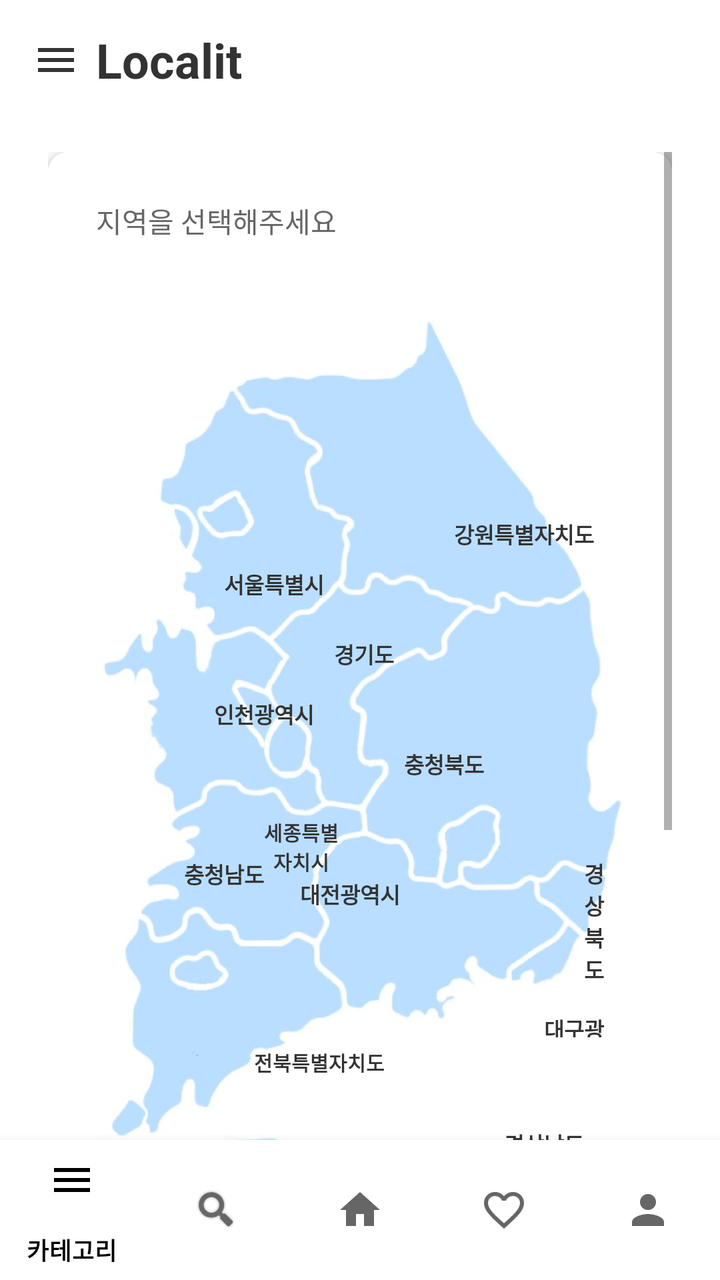
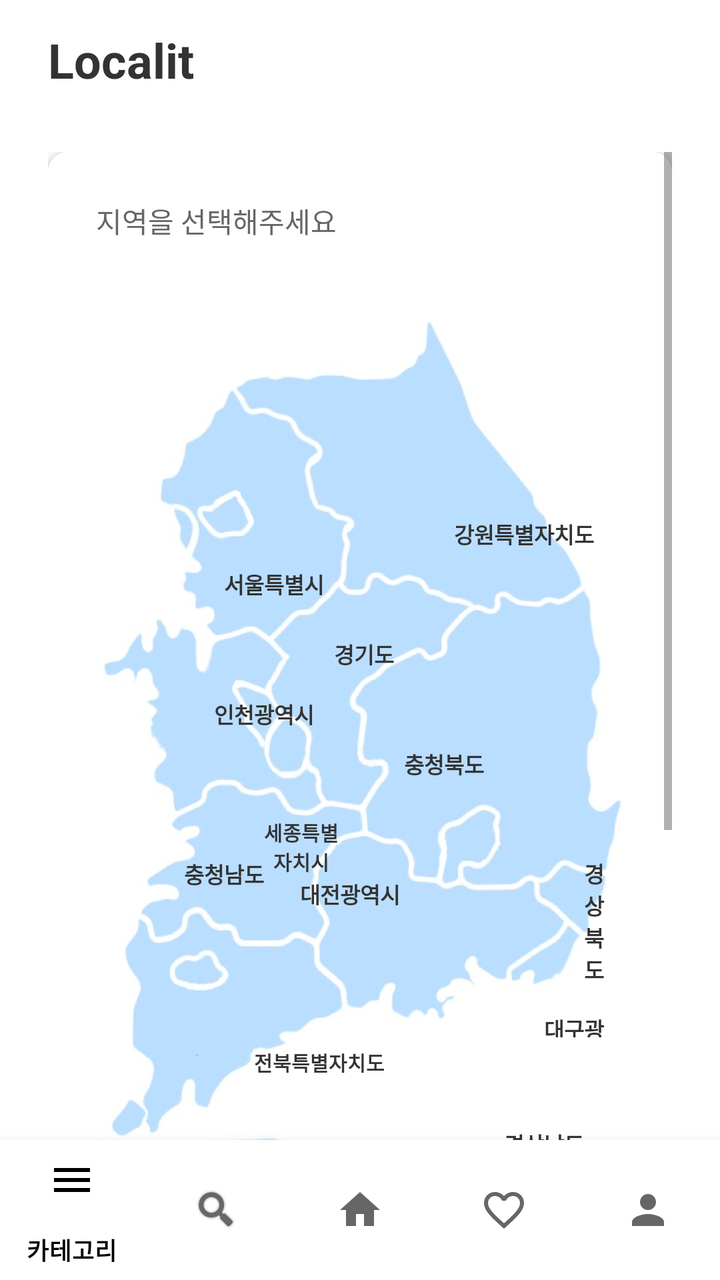

An Android layout rendered at two revisions. The XML below is the earlier revision; the diff shows what the commit changed to produce the second picture.
<!-- AndroidManifest.xml: application theme Theme.Localit -->
<!-- res/layout/activity_main.xml -->
<?xml version="1.0" encoding="utf-8"?>
<androidx.constraintlayout.widget.ConstraintLayout xmlns:android="http://schemas.android.com/apk/res/android"
    xmlns:app="http://schemas.android.com/apk/res-auto"
    xmlns:tools="http://schemas.android.com/tools"
    android:id="@+id/container"
    android:layout_width="match_parent"
    android:layout_height="match_parent"
    tools:context=".MainActivity">

    
    <LinearLayout
        android:id="@+id/topBar"
        android:layout_width="match_parent"
        android:layout_height="60dp"
        android:background="#FFFFFF"
        android:orientation="horizontal"
        android:gravity="center_vertical"
        android:paddingLeft="16dp"
        android:paddingRight="16dp"
        app:layout_constraintTop_toTopOf="parent"
        app:layout_constraintStart_toStartOf="parent"
        app:layout_constraintEnd_toEndOf="parent">

        <ImageView
            android:id="@+id/btnMenu"
            android:layout_width="24dp"
            android:layout_height="24dp"
            android:src="@drawable/ic_menu"
            android:background="?attr/selectableItemBackgroundBorderless"
            android:clickable="true"
            android:focusable="true" />

        <TextView
            android:layout_width="wrap_content"
            android:layout_height="wrap_content"
            android:layout_marginStart="8dp"
            android:text="Localit"
            android:textSize="24sp"
            android:textStyle="bold"
            android:textColor="#333333" />

    </LinearLayout>

    
    <ScrollView
        android:id="@+id/mainScrollView"
        android:layout_width="0dp"
        android:layout_height="0dp"
        android:fillViewport="true"
        android:paddingLeft="24dp"
        android:paddingTop="16dp"
        android:paddingRight="24dp"
        app:layout_constraintTop_toBottomOf="@id/topBar"
        app:layout_constraintBottom_toTopOf="@id/nav_view"
        app:layout_constraintStart_toStartOf="parent"
        app:layout_constraintEnd_toEndOf="parent">

        <LinearLayout
            android:layout_width="match_parent"
            android:layout_height="wrap_content"
            android:background="@color/white"
            android:orientation="vertical">


            <androidx.cardview.widget.CardView
                android:layout_width="match_parent"
                android:layout_height="wrap_content"
                android:layout_marginBottom="32dp"
                app:cardCornerRadius="10dp"
                app:cardElevation="4dp">

                <LinearLayout
                    android:layout_width="match_parent"
                    android:layout_height="match_parent"
                    android:background="#FFFFFF"
                    android:orientation="vertical"
                    android:padding="24dp">

                    <TextView
                        android:layout_width="wrap_content"
                        android:layout_height="wrap_content"
                        android:layout_marginBottom="24dp"
                        android:text="지역을 선택해주세요"
                        android:textColor="#666666"
                        android:textSize="14sp" />

                    
                    <FrameLayout
                        android:layout_width="match_parent"
                        android:layout_height="wrap_content"
                        android:background="#FFFFFF">

                        <ImageView
                            android:id="@+id/mapKorea"
                            android:layout_width="match_parent"
                            android:layout_height="match_parent"
                            android:adjustViewBounds="true"
                            android:scaleType="fitCenter"
                            android:src="@drawable/korea_map" />

                        
                        <TextView
                            android:id="@+id/textGangwon"
                            android:layout_width="wrap_content"
                            android:layout_height="wrap_content"
                            android:layout_marginLeft="175dp"
                            android:layout_marginTop="110dp"
                            android:background="@drawable/region_text_bg"
                            android:clickable="true"
                            android:focusable="true"
                            android:padding="4dp"
                            android:text="강원특별자치도"
                            android:textColor="#333333"
                            android:textSize="11sp"
                            android:textStyle="bold" />

                        <TextView
                            android:id="@+id/textIncheon"
                            android:layout_width="wrap_content"
                            android:layout_height="wrap_content"
                            android:layout_marginLeft="55dp"
                            android:layout_marginTop="200dp"
                            android:background="@drawable/region_text_bg"
                            android:clickable="true"
                            android:focusable="true"
                            android:padding="4dp"
                            android:text="인천광역시"
                            android:textColor="#333333"
                            android:textSize="11sp"
                            android:textStyle="bold" />

                        <TextView
                            android:id="@+id/textGyeonggi"
                            android:layout_width="wrap_content"
                            android:layout_height="wrap_content"
                            android:layout_marginLeft="115dp"
                            android:layout_marginTop="170dp"
                            android:background="@drawable/region_text_bg"
                            android:clickable="true"
                            android:focusable="true"
                            android:padding="4dp"
                            android:text="경기도"
                            android:textColor="#333333"
                            android:textSize="11sp"
                            android:textStyle="bold" />

                        <TextView
                            android:id="@+id/textChungbuk"
                            android:layout_width="wrap_content"
                            android:layout_height="wrap_content"
                            android:layout_marginLeft="150dp"
                            android:layout_marginTop="225dp"
                            android:background="@drawable/region_text_bg"
                            android:clickable="true"
                            android:focusable="true"
                            android:padding="4dp"
                            android:text="충청북도"
                            android:textColor="#333333"
                            android:textSize="11sp"
                            android:textStyle="bold" />

                        <TextView
                            android:id="@+id/textSejong"
                            android:layout_width="wrap_content"
                            android:layout_height="wrap_content"
                            android:layout_marginLeft="80dp"
                            android:layout_marginTop="260dp"
                            android:background="@drawable/region_text_bg"
                            android:clickable="true"
                            android:focusable="true"
                            android:gravity="center"
                            android:padding="4dp"
                            android:text="세종특별\n자치시"
                            android:textColor="#333333"
                            android:textSize="10sp"
                            android:textStyle="bold" />

                        <TextView
                            android:id="@+id/textChungnam"
                            android:layout_width="wrap_content"
                            android:layout_height="wrap_content"
                            android:layout_marginLeft="40dp"
                            android:layout_marginTop="280dp"
                            android:background="@drawable/region_text_bg"
                            android:clickable="true"
                            android:focusable="true"
                            android:padding="4dp"
                            android:text="충청남도"
                            android:textColor="#333333"
                            android:textSize="11sp"
                            android:textStyle="bold" />

                        <TextView
                            android:id="@+id/textDaejeon"
                            android:layout_width="wrap_content"
                            android:layout_height="wrap_content"
                            android:layout_marginLeft="98dp"
                            android:layout_marginTop="290dp"
                            android:background="@drawable/region_text_bg"
                            android:clickable="true"
                            android:focusable="true"
                            android:padding="4dp"
                            android:text="대전광역시"
                            android:textColor="#333333"
                            android:textSize="11sp"
                            android:textStyle="bold" />

                        <TextView
                            android:id="@+id/textGyeongbuk"
                            android:layout_width="wrap_content"
                            android:layout_height="wrap_content"
                            android:layout_marginLeft="240dp"
                            android:layout_marginTop="280dp"
                            android:background="@drawable/region_text_bg"
                            android:clickable="true"
                            android:focusable="true"
                            android:padding="4dp"
                            android:text="경상북도"
                            android:textColor="#333333"
                            android:textSize="11sp"
                            android:textStyle="bold" />

                        <TextView
                            android:id="@+id/textDaegu"
                            android:layout_width="wrap_content"
                            android:layout_height="20dp"
                            android:layout_marginLeft="220dp"
                            android:layout_marginTop="358dp"
                            android:background="@drawable/region_text_bg"
                            android:clickable="true"
                            android:focusable="true"
                            android:padding="4dp"
                            android:text="대구광역시"
                            android:textColor="#333333"
                            android:textSize="11sp"
                            android:textStyle="bold" />

                        <TextView
                            android:id="@+id/textUlsan"
                            android:layout_width="74dp"
                            android:layout_height="wrap_content"
                            android:layout_marginLeft="295dp"
                            android:layout_marginTop="395dp"
                            android:background="@drawable/region_text_bg"
                            android:clickable="true"
                            android:focusable="true"
                            android:padding="4dp"
                            android:text="울산광역시"
                            android:textColor="#333333"
                            android:textSize="11sp"
                            android:textStyle="bold" />

                        <TextView
                            android:id="@+id/textBusan"
                            android:layout_width="wrap_content"
                            android:layout_height="41dp"
                            android:layout_marginLeft="270dp"
                            android:layout_marginTop="435dp"
                            android:background="@drawable/region_text_bg"
                            android:clickable="true"
                            android:focusable="true"
                            android:padding="4dp"
                            android:text="부산광역시"
                            android:textColor="#333333"
                            android:textSize="11sp"
                            android:textStyle="bold" />

                        <TextView
                            android:id="@+id/textGyeongnam"
                            android:layout_width="wrap_content"
                            android:layout_height="wrap_content"
                            android:layout_marginLeft="200dp"
                            android:layout_marginTop="415dp"
                            android:background="@drawable/region_text_bg"
                            android:clickable="true"
                            android:focusable="true"
                            android:padding="4dp"
                            android:text="경상남도"
                            android:textColor="#333333"
                            android:textSize="11sp"
                            android:textStyle="bold" />

                        <TextView
                            android:id="@+id/textJeonbuk"
                            android:layout_width="wrap_content"
                            android:layout_height="wrap_content"
                            android:layout_marginLeft="75dp"
                            android:layout_marginTop="375dp"
                            android:background="@drawable/region_text_bg"
                            android:clickable="true"
                            android:focusable="true"
                            android:padding="4dp"
                            android:text="전북특별자치도"
                            android:textColor="#333333"
                            android:textSize="10sp"
                            android:textStyle="bold" />

                        <TextView
                            android:id="@+id/textGwangju"
                            android:layout_width="wrap_content"
                            android:layout_height="wrap_content"
                            android:layout_marginLeft="45dp"
                            android:layout_marginTop="445dp"
                            android:background="@drawable/region_text_bg"
                            android:clickable="true"
                            android:focusable="true"
                            android:padding="4dp"
                            android:text="광주광역시"
                            android:textColor="#333333"
                            android:textSize="11sp"
                            android:textStyle="bold" />

                        <TextView
                            android:id="@+id/textJeonnam"
                            android:layout_width="wrap_content"
                            android:layout_height="wrap_content"
                            android:layout_marginLeft="70dp"
                            android:layout_marginTop="480dp"
                            android:background="@drawable/region_text_bg"
                            android:clickable="true"
                            android:focusable="true"
                            android:padding="4dp"
                            android:text="전라남도"
                            android:textColor="#333333"
                            android:textSize="11sp"
                            android:textStyle="bold" />

                        <TextView
                            android:id="@+id/textJeju"
                            android:layout_width="wrap_content"
                            android:layout_height="wrap_content"
                            android:layout_marginLeft="58dp"
                            android:layout_marginTop="580dp"
                            android:background="@drawable/region_text_bg"
                            android:clickable="true"
                            android:focusable="true"
                            android:padding="4dp"
                            android:text="제주특별자치도"
                            android:textColor="#333333"
                            android:textSize="10sp"
                            android:textStyle="bold" />

                        <TextView
                            android:id="@+id/textSeoul"
                            android:layout_width="wrap_content"
                            android:layout_height="wrap_content"
                            android:layout_marginLeft="60dp"
                            android:layout_marginTop="135dp"
                            android:background="@drawable/region_text_bg"
                            android:clickable="true"
                            android:focusable="true"
                            android:padding="4dp"
                            android:text="서울특별시"
                            android:textColor="#333333"
                            android:textSize="11sp"
                            android:textStyle="bold" />

                    </FrameLayout>
                </LinearLayout>
            </androidx.cardview.widget.CardView>
        </LinearLayout>
    </ScrollView>

    
    <com.google.android.material.bottomnavigation.BottomNavigationView
        android:id="@+id/nav_view"
        android:layout_width="wrap_content"
        android:layout_height="70dp"
        android:background="?android:attr/windowBackground"
        app:layout_constraintBottom_toBottomOf="parent"
        app:layout_constraintEnd_toEndOf="parent"
        app:layout_constraintStart_toStartOf="parent"
        app:menu="@menu/bottom_nav_menu" />

</androidx.constraintlayout.widget.ConstraintLayout>
<!-- resources referenced by this layout -->
<resources>
  <color name="white">#FFFFFF</color>
  <!-- drawable ic_menu (drawable) -->
  <?xml version="1.0" encoding="utf-8"?>
  <vector xmlns:android="http://schemas.android.com/apk/res/android"
      android:width="24dp"
      android:height="24dp"
      android:viewportWidth="24"
      android:viewportHeight="24">
      <path
          android:fillColor="#333333"
          android:pathData="M3,6h18v2H3V6zM3,11h18v2H3V11zM3,16h18v2H3V16z" />
  </vector>
  <!-- drawable korea_map: jpg bitmap (drawable, 39764 bytes) -->
  <!-- drawable region_text_bg (drawable) -->
  <?xml version="1.0" encoding="utf-8"?>
  <selector xmlns:android="http://schemas.android.com/apk/res/android">
  
  </selector>
  <style name="Theme.Localit" parent="Theme.MaterialComponents.DayNight.NoActionBar">
          
          <item name="colorPrimary">#000000</item> 
  
          <item name="colorPrimaryVariant">#6B8E6B</item>
          <item name="colorOnPrimary">#333333</item>
      </style>
</resources>

<!-- the commit's change to res/layout/activity_main.xml (unified diff, before → after) -->
@@ -21,15 +21,6 @@
         app:layout_constraintStart_toStartOf="parent"
         app:layout_constraintEnd_toEndOf="parent">
 
-        <ImageView
-            android:id="@+id/btnMenu"
-            android:layout_width="24dp"
-            android:layout_height="24dp"
-            android:src="@drawable/ic_menu"
-            android:background="?attr/selectableItemBackgroundBorderless"
-            android:clickable="true"
-            android:focusable="true" />
-
         <TextView
             android:layout_width="wrap_content"
             android:layout_height="wrap_content"
<!-- resource entries referenced after the edit -->
@@ -1,17 +1,6 @@
 <!-- resources referenced by this layout -->
 <resources>
   <color name="white">#FFFFFF</color>
-  <!-- drawable ic_menu (drawable) -->
-  <?xml version="1.0" encoding="utf-8"?>
-  <vector xmlns:android="http://schemas.android.com/apk/res/android"
-      android:width="24dp"
-      android:height="24dp"
-      android:viewportWidth="24"
-      android:viewportHeight="24">
-      <path
-          android:fillColor="#333333"
-          android:pathData="M3,6h18v2H3V6zM3,11h18v2H3V11zM3,16h18v2H3V16z" />
-  </vector>
   <!-- drawable korea_map: jpg bitmap (drawable, 39764 bytes) -->
   <!-- drawable region_text_bg (drawable) -->
   <?xml version="1.0" encoding="utf-8"?>
